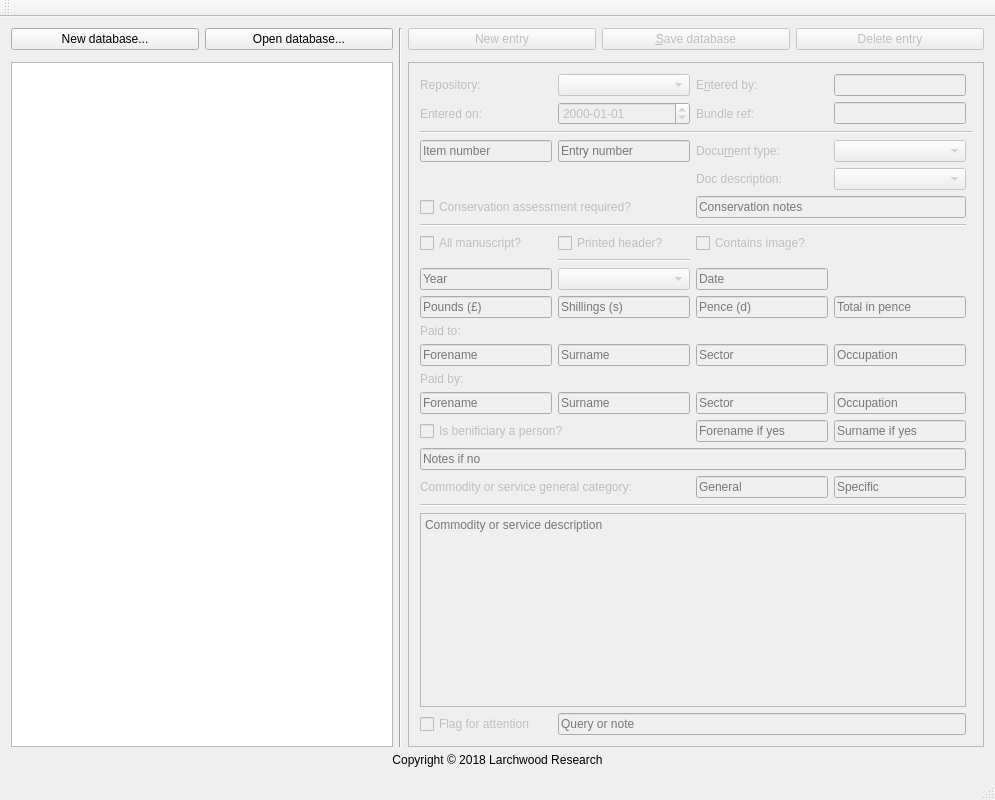
Old version of the form mainwindow.ui in the repository kelceyswain/Small_Bills.
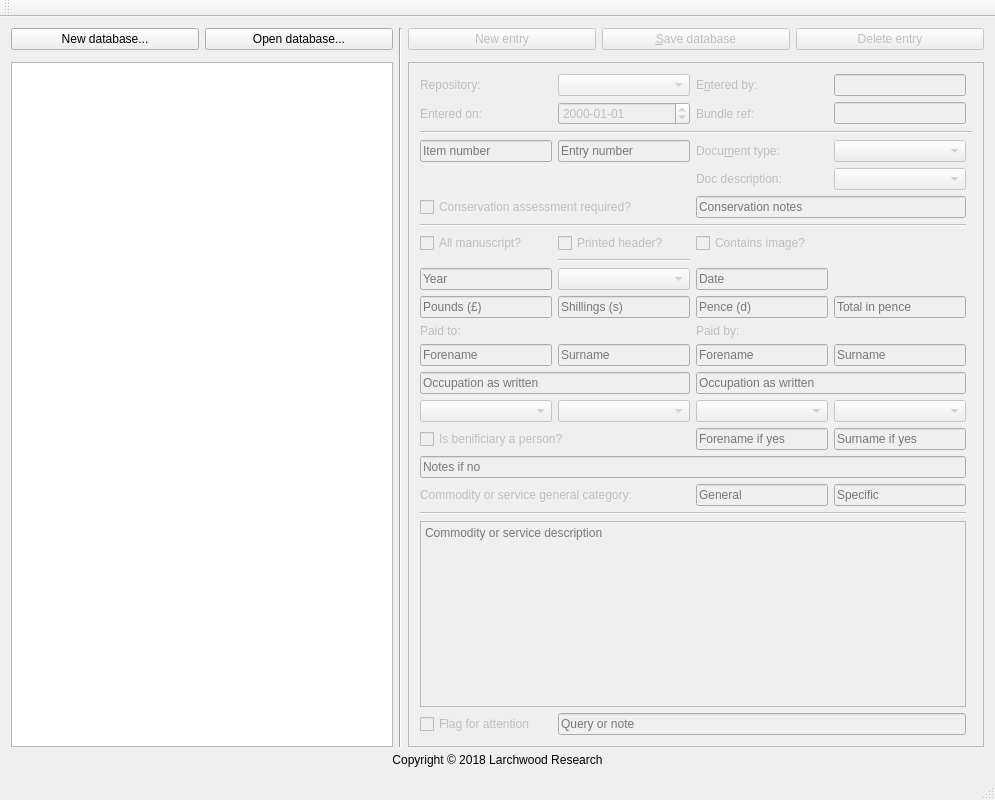
New version of the form.

Commit message: Job Categories

The edit to the form file:
```diff
--- a/mainwindow.ui
+++ b/mainwindow.ui
@@ -69,8 +69,8 @@
           <rect>
            <x>0</x>
            <y>0</y>
-           <width>557</width>
-           <height>672</height>
+           <width>575</width>
+           <height>663</height>
           </rect>
          </property>
          <layout class="QGridLayout" name="gridLayout_4">
@@ -83,33 +83,6 @@
               </property>
              </widget>
             </item>
-            <item row="15" column="3">
-             <widget class="QLineEdit" name="fromJobCatBEdit">
-              <property name="toolTip">
-               <string>Occupation</string>
-              </property>
-              <property name="placeholderText">
-               <string>Occupation</string>
-              </property>
-             </widget>
-            </item>
-            <item row="11" column="0">
-             <widget class="QLabel" name="label_6">
-              <property name="text">
-               <string>Paid to:</string>
-              </property>
-             </widget>
-            </item>
-            <item row="12" column="3">
-             <widget class="QLineEdit" name="toJobCatBEdit">
-              <property name="toolTip">
-               <string>Occupation</string>
-              </property>
-              <property name="placeholderText">
-               <string>Occupation</string>
-              </property>
-             </widget>
-            </item>
             <item row="12" column="0">
              <widget class="QLineEdit" name="toForenameEdit">
               <property name="toolTip">
@@ -120,16 +93,6 @@
               </property>
              </widget>
             </item>
-            <item row="12" column="2">
-             <widget class="QLineEdit" name="toJobCatAEdit">
-              <property name="toolTip">
-               <string>Sector</string>
-              </property>
-              <property name="placeholderText">
-               <string>Sector</string>
-              </property>
-             </widget>
-            </item>
             <item row="12" column="1">
              <widget class="QLineEdit" name="toSurnameEdit">
               <property name="toolTip">
@@ -392,16 +355,6 @@
               </property>
              </widget>
             </item>
-            <item row="15" column="1">
-             <widget class="QLineEdit" name="fromSurnameEdit">
-              <property name="toolTip">
-               <string>Surname</string>
-              </property>
-              <property name="placeholderText">
-               <string>Surname</string>
-              </property>
-             </widget>
-            </item>
             <item row="18" column="2">
              <widget class="QLineEdit" name="commodCatAEdit">
               <property name="toolTip">
@@ -412,26 +365,6 @@
               </property>
              </widget>
             </item>
-            <item row="15" column="0">
-             <widget class="QLineEdit" name="fromForenameEdit">
-              <property name="toolTip">
-               <string>Forename</string>
-              </property>
-              <property name="placeholderText">
-               <string>Forename</string>
-              </property>
-             </widget>
-            </item>
-            <item row="15" column="2">
-             <widget class="QLineEdit" name="fromJobCatAEdit">
-              <property name="toolTip">
-               <string>Sector</string>
-              </property>
-              <property name="placeholderText">
-               <string>Sector</string>
-              </property>
-             </widget>
-            </item>
             <item row="16" column="0" colspan="2">
              <widget class="QCheckBox" name="benifPersonBox">
               <property name="text">
@@ -449,13 +382,6 @@
               </property>
              </widget>
             </item>
-            <item row="13" column="0">
-             <widget class="QLabel" name="label_9">
-              <property name="text">
-               <string>Paid by:</string>
-              </property>
-             </widget>
-            </item>
             <item row="16" column="2">
              <widget class="QLineEdit" name="benifForenameEdit">
               <property name="toolTip">
@@ -493,6 +419,94 @@
               </property>
              </widget>
             </item>
+            <item row="11" column="2">
+             <widget class="QLabel" name="label_9">
+              <property name="text">
+               <string>Paid by:</string>
+              </property>
+             </widget>
+            </item>
+            <item row="12" column="2">
+             <widget class="QLineEdit" name="fromForenameEdit">
+              <property name="toolTip">
+               <string>Forename</string>
+              </property>
+              <property name="placeholderText">
+               <string>Forename</string>
+              </property>
+             </widget>
+            </item>
+            <item row="12" column="3">
+             <widget class="QLineEdit" name="fromSurnameEdit">
+              <property name="toolTip">
+               <string>Surname</string>
+              </property>
+              <property name="placeholderText">
+               <string>Surname</string>
+              </property>
+             </widget>
+            </item>
+            <item row="14" column="2">
+             <widget class="QComboBox" name="fromJobCatACombo">
+              <property name="editable">
+               <bool>false</bool>
+              </property>
+              <property name="currentText">
+               <string/>
+              </property>
+             </widget>
+            </item>
+            <item row="14" column="3">
+             <widget class="QComboBox" name="fromJobCatBCombo">
+              <property name="editable">
+               <bool>false</bool>
+              </property>
+              <property name="currentText">
+               <string/>
+              </property>
+              <property name="maxVisibleItems">
+               <number>25</number>
+              </property>
+             </widget>
+            </item>
+            <item row="13" column="2" colspan="2">
+             <widget class="QLineEdit" name="fromJobFreeEdit">
+              <property name="placeholderText">
+               <string>Occupation as written</string>
+              </property>
+             </widget>
+            </item>
+            <item row="14" column="0">
+             <widget class="QComboBox" name="toJobCatACombo">
+              <property name="editable">
+               <bool>false</bool>
+              </property>
+              <property name="currentText">
+               <string/>
+              </property>
+             </widget>
+            </item>
+            <item row="14" column="1">
+             <widget class="QComboBox" name="toJobCatBCombo">
+              <property name="maxVisibleItems">
+               <number>25</number>
+              </property>
+             </widget>
+            </item>
+            <item row="13" column="0" colspan="2">
+             <widget class="QLineEdit" name="toJobFreeEdit">
+              <property name="placeholderText">
+               <string>Occupation as written</string>
+              </property>
+             </widget>
+            </item>
+            <item row="11" column="0">
+             <widget class="QLabel" name="label_6">
+              <property name="text">
+               <string>Paid to:</string>
+              </property>
+             </widget>
+            </item>
            </layout>
           </item>
          </layout>
```
Left out of the diff: 8 changed lines with no effect on the pictures. The commit also changes 2 other files.
